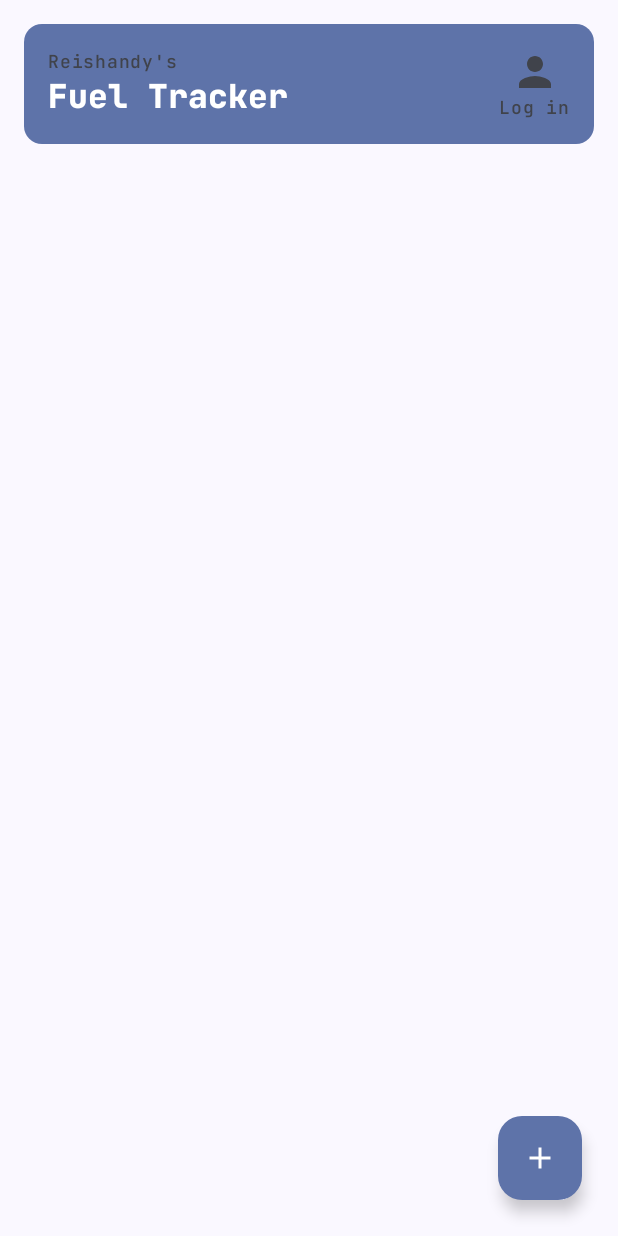
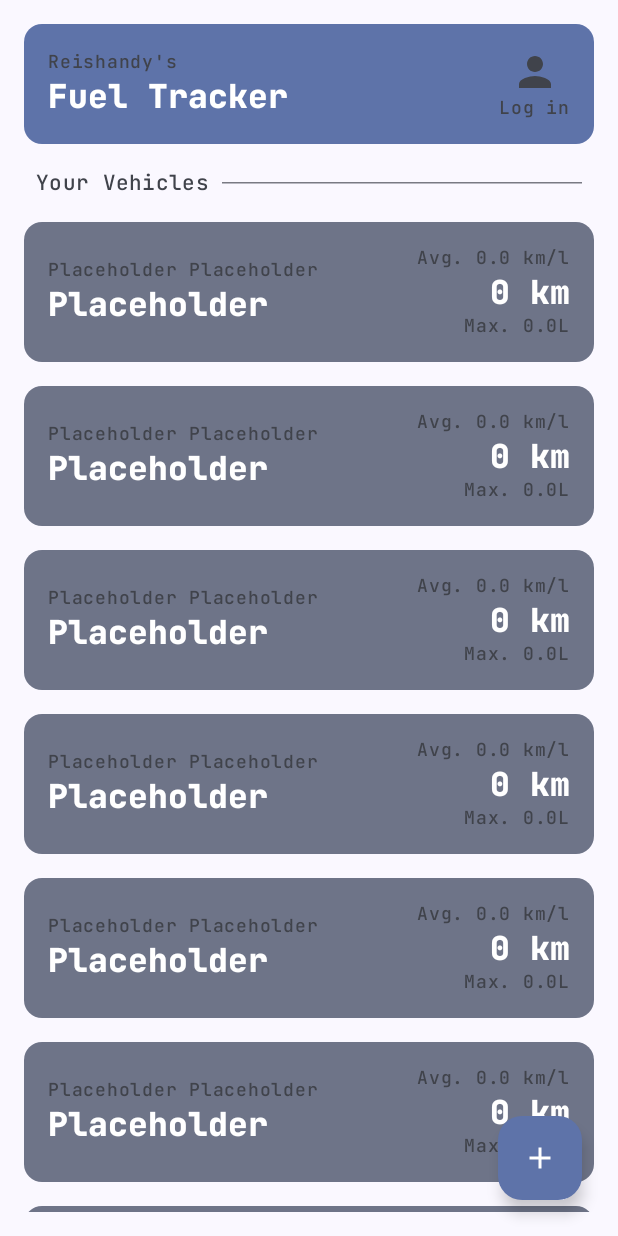
Before and after one commit to Reishandy/Android-Fuel-Tracker, an Android app built with Jetpack Compose: the screen it shows after launch (MainActivity), after a tap on "FAB Icon", on a phone screen of 412 x 824 dp. Run offline under Robolectric (Android 15) with nearby library versions, the phone set to English and light mode, and no system bars.

Commit message:
Implement vehicle list UI with VehicleItem component and update home screen layout

```diff
--- /dev/null
+++ b/app/src/main/java/id/reishandy/fueltracker/ui/component/VehivleItem.kt
@@ -0,0 +1,112 @@
+package id.reishandy.fueltracker.ui.component
+
+import androidx.compose.foundation.layout.Arrangement
+import androidx.compose.foundation.layout.Column
+import androidx.compose.foundation.layout.Row
+import androidx.compose.foundation.layout.fillMaxWidth
+import androidx.compose.foundation.layout.padding
+import androidx.compose.material3.Card
+import androidx.compose.material3.CardDefaults
+import androidx.compose.material3.HorizontalDivider
+import androidx.compose.material3.MaterialTheme
+import androidx.compose.material3.Text
+import androidx.compose.material3.VerticalDivider
+import androidx.compose.runtime.Composable
+import androidx.compose.ui.Alignment
+import androidx.compose.ui.Modifier
+import androidx.compose.ui.res.dimensionResource
+import androidx.compose.ui.res.stringResource
+import androidx.compose.ui.text.style.TextOverflow
+import androidx.compose.ui.tooling.preview.Preview
+import id.reishandy.fueltracker.R
+import id.reishandy.fueltracker.ui.theme.FuelTrackerTheme
+import java.text.DecimalFormat
+import kotlin.math.tan
+
+@Composable
+fun VehicleItem(
+    modifier: Modifier = Modifier,
+    name: String = "Placeholder",
+    manufacturer: String = "Placeholder",
+    model: String = "Placeholder",
+    odometer: Int = 0,
+    averageConsumption: Double = 0.0,
+    tankCapacity: Double = 0.0
+) {
+    val formatter = DecimalFormat("#,###")
+
+    Card(
+        modifier = modifier
+            .fillMaxWidth(),
+        colors = CardDefaults.cardColors(
+            containerColor = MaterialTheme.colorScheme.secondaryContainer,
+            contentColor = MaterialTheme.colorScheme.onSecondaryContainer
+        )
+    ) {
+        Row(
+            modifier = Modifier
+                .fillMaxWidth()
+                .padding(dimensionResource(R.dimen.padding_medium)),
+            horizontalArrangement = Arrangement.SpaceBetween,
+            verticalAlignment = Alignment.CenterVertically
+        ) {
+            Column(
+                modifier = Modifier.weight(0.6f),
+                verticalArrangement = Arrangement.Center
+            ) {
+                Text(
+                    text = stringResource(R.string.card_vehicle_manufacturer_model, manufacturer, model),
+                    style = MaterialTheme.typography.labelMedium,
+                    color = MaterialTheme.colorScheme.onSurfaceVariant,
+                    maxLines = 1,
+                    overflow = TextOverflow.Ellipsis
+                )
+
+                Text(
+                    text = name,
+                    style = MaterialTheme.typography.titleLarge,
+                    maxLines = 2,
+                    overflow = TextOverflow.Ellipsis
+                )
+            }
+
+            Column(
+                modifier = Modifier.weight(0.5f),
+                horizontalAlignment = Alignment.End,
+                verticalArrangement = Arrangement.Center
+            ) {
+                Text(
+                    text = stringResource(R.string.card_vehicle_avg, averageConsumption),
+                    style = MaterialTheme.typography.labelMedium,
+                    color = MaterialTheme.colorScheme.onSurfaceVariant,
+                )
+
+                Text(
+                    text = stringResource(R.string.card_vehicle_odometer, formatter.format(odometer)),
+                    style = MaterialTheme.typography.titleLarge
+                )
+
+                Text(
+                    text = stringResource(R.string.card_vehicle_tank_capacity, tankCapacity),
+                    style = MaterialTheme.typography.labelMedium,
+                    color = MaterialTheme.colorScheme.onSurfaceVariant,
+                )
+            }
+        }
+    }
+}
+
+@Preview
+@Composable
+internal fun PreviewVehicleItem() {
+    FuelTrackerTheme(darkTheme = true) {
+        VehicleItem(
+            manufacturer = "Honda",
+            model = "PCX 160",
+            name = "Main Motorcycle",
+            odometer = 980000,
+            averageConsumption = 39.99,
+            tankCapacity = 8.1
+        )
+    }
+}
--- a/app/src/main/java/id/reishandy/fueltracker/ui/view/Home.kt
+++ b/app/src/main/java/id/reishandy/fueltracker/ui/view/Home.kt
@@ -7,14 +7,11 @@ import androidx.compose.foundation.layout.Row
 import androidx.compose.foundation.layout.fillMaxSize
 import androidx.compose.foundation.layout.fillMaxWidth
 import androidx.compose.foundation.layout.padding
-import androidx.compose.foundation.layout.size
-import androidx.compose.foundation.shape.CircleShape
+import androidx.compose.foundation.lazy.LazyColumn
 import androidx.compose.material.icons.Icons
 import androidx.compose.material.icons.filled.Add
-import androidx.compose.material.icons.filled.Person
-import androidx.compose.material3.Card
-import androidx.compose.material3.CardDefaults
 import androidx.compose.material3.FloatingActionButton
+import androidx.compose.material3.HorizontalDivider
 import androidx.compose.material3.Icon
 import androidx.compose.material3.MaterialTheme
 import androidx.compose.material3.Surface
@@ -22,28 +19,64 @@ import androidx.compose.material3.Text
 import androidx.compose.runtime.Composable
 import androidx.compose.ui.Alignment
 import androidx.compose.ui.Modifier
-import androidx.compose.ui.draw.clip
 import androidx.compose.ui.res.dimensionResource
 import androidx.compose.ui.res.stringResource
+import androidx.compose.ui.text.style.TextAlign
 import androidx.compose.ui.tooling.preview.Preview
 import id.reishandy.fueltracker.R
 import id.reishandy.fueltracker.ui.component.HomeHeader
+import id.reishandy.fueltracker.ui.component.VehicleItem
 import id.reishandy.fueltracker.ui.theme.FuelTrackerTheme
 
 @Composable
 fun Home(
     modifier: Modifier = Modifier,
-    onAddButtonClick : () -> Unit = { }
+    onAddButtonClick: () -> Unit = { }
 ) {
     Box(
         modifier = modifier
             .fillMaxSize()
             .padding(dimensionResource(R.dimen.padding_medium))
     ) {
-        Column {
+        Column(
+            verticalArrangement = Arrangement.spacedBy(dimensionResource(R.dimen.padding_medium))
+        ) {
             HomeHeader()
 
+            Row(
+                modifier = Modifier
+                    .fillMaxWidth()
+                    .padding(horizontal = dimensionResource(R.dimen.padding_small)),
+                verticalAlignment = Alignment.CenterVertically,
+                horizontalArrangement = Arrangement.spacedBy(dimensionResource(R.dimen.padding_small))
+            ) {
+                Text(
+                    text = "Your Vehicles",
+                    style = MaterialTheme.typography.bodyMedium,
+                    color = MaterialTheme.colorScheme.onSurfaceVariant
+                )
 
+                HorizontalDivider()
+            }
+
+            LazyColumn(
+                verticalArrangement = Arrangement.spacedBy(dimensionResource(R.dimen.padding_medium))
+            ) {
+                items(10) { index ->
+                    VehicleItem()
+                }
+
+                item {
+                    Text(
+                        text = stringResource(R.string.nothing_to_see_here),
+                        style = MaterialTheme.typography.bodyMedium,
+                        color = MaterialTheme.colorScheme.onSurfaceVariant,
+                        modifier = Modifier
+                            .fillMaxWidth(),
+                        textAlign = TextAlign.Center
+                    )
+                }
+            }
         }
 
         FloatingActionButton(
@@ -52,7 +85,10 @@ fun Home(
                 .align(Alignment.BottomEnd)
                 .padding(dimensionResource(R.dimen.padding_small))
         ) {
-            Icon(Icons.Default.Add, contentDescription = stringResource(R.string.fab_icon))
+            Icon(
+                imageVector = Icons.Default.Add,
+                contentDescription = stringResource(R.string.fab_icon)
+            )
         }
     }
 }
--- a/app/src/main/res/values/strings.xml
+++ b/app/src/main/res/values/strings.xml
@@ -2,4 +2,9 @@
     <string name="app_name">Fuel Tracker</string>
     <string name="fab_icon">FAB Icon</string>
     <string name="default_avatar">Default Avatar</string>
+    <string name="nothing_to_see_here">Nothing to see here…</string>
+    <string name="card_vehicle_manufacturer_model">%1$s %2$s</string>
+    <string name="card_vehicle_avg">Avg. %1s km/l</string>
+    <string name="card_vehicle_odometer">%1s km</string>
+    <string name="card_vehicle_tank_capacity">Max. %1sL</string>
 </resources>
```
Also changed, not shown: app/src/main/java/id/reishandy/fueltracker/ui/FuelTracker.kt (+8 -0 lines).
